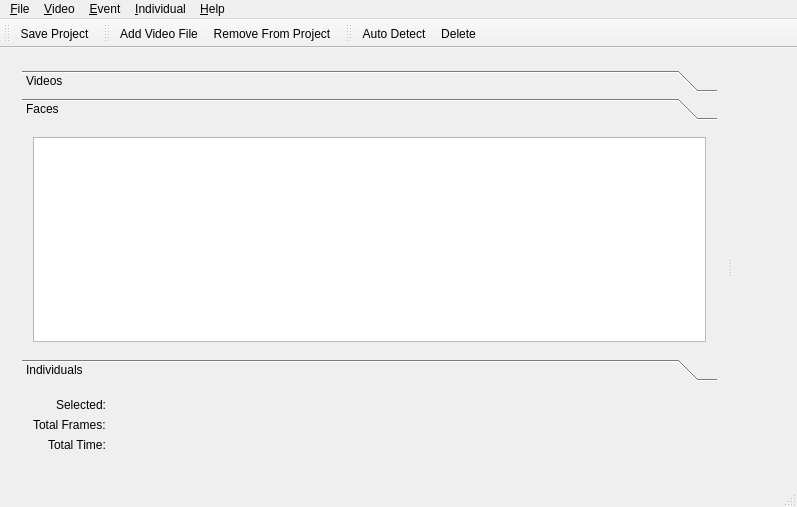
Qt form application/gui/mainwindow.ui (BioFoV/BioFoV) before a commit.
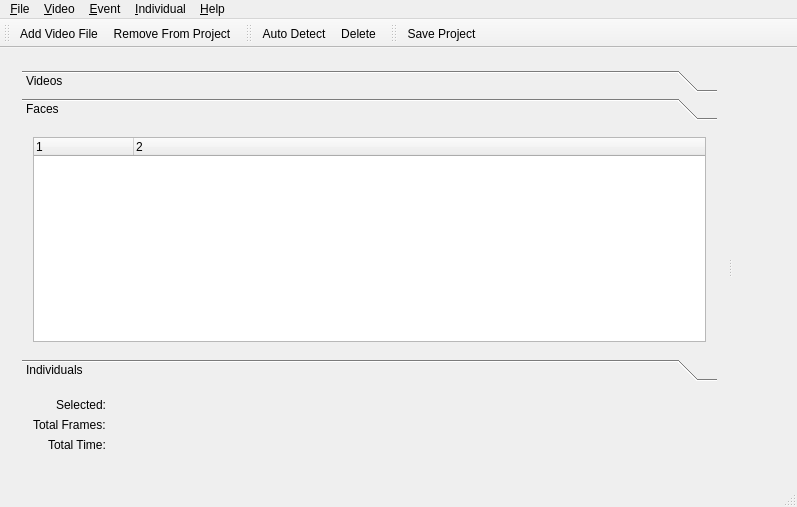
The same form after that commit. The open tabs and pages were chosen to show the change. Custom widgets are drawn as their Qt base class.

Commit message: Added treeview with faces.

Patch:
```diff
--- a/application/gui/mainwindow.ui
+++ b/application/gui/mainwindow.ui
@@ -88,7 +88,21 @@
            </attribute>
            <layout class="QVBoxLayout" name="verticalLayout_2">
             <item>
-             <widget class="QListWidget" name="faceList"/>
+             <widget class="QTreeWidget" name="faceList">
+              <property name="columnCount">
+               <number>2</number>
+              </property>
+              <column>
+               <property name="text">
+                <string notr="true">1</string>
+               </property>
+              </column>
+              <column>
+               <property name="text">
+                <string notr="true">2</string>
+               </property>
+              </column>
+             </widget>
             </item>
            </layout>
           </widget>
@@ -336,15 +350,6 @@
    <addaction name="menuIndividual"/>
    <addaction name="menuHelp"/>
   </widget>
-  <widget class="QToolBar" name="projectBar">
-   <attribute name="toolBarArea">
-    <enum>TopToolBarArea</enum>
-   </attribute>
-   <attribute name="toolBarBreak">
-    <bool>false</bool>
-   </attribute>
-   <addaction name="actionSave_Project"/>
-  </widget>
   <widget class="QStatusBar" name="statusBar"/>
   <widget class="QToolBar" name="videoBar">
    <property name="windowTitle">
@@ -372,6 +377,15 @@
    <addaction name="actionAuto_Detect_Events"/>
    <addaction name="actionDeleteEvent"/>
   </widget>
+  <widget class="QToolBar" name="projectBar">
+   <attribute name="toolBarArea">
+    <enum>TopToolBarArea</enum>
+   </attribute>
+   <attribute name="toolBarBreak">
+    <bool>false</bool>
+   </attribute>
+   <addaction name="actionSave_Project"/>
+  </widget>
   <action name="actionNew">
    <property name="text">
     <string>&amp;New Project</string>
```
Left out of the diff: 2 changed lines with no effect on the pictures. The commit also changes 7 other files.
